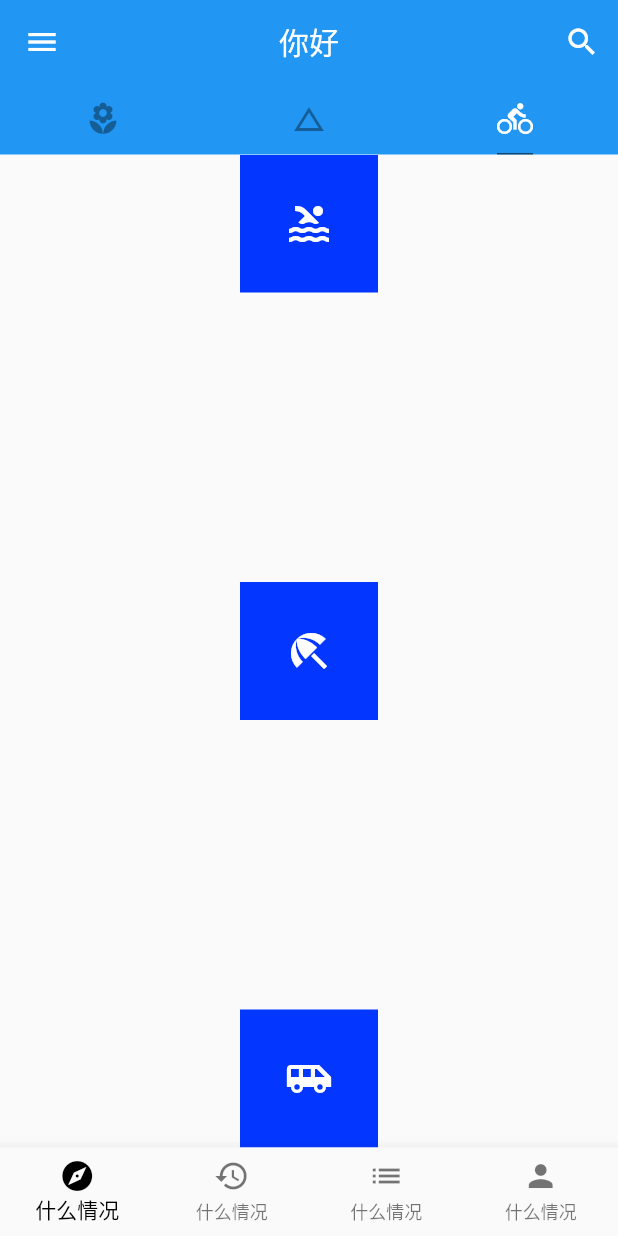
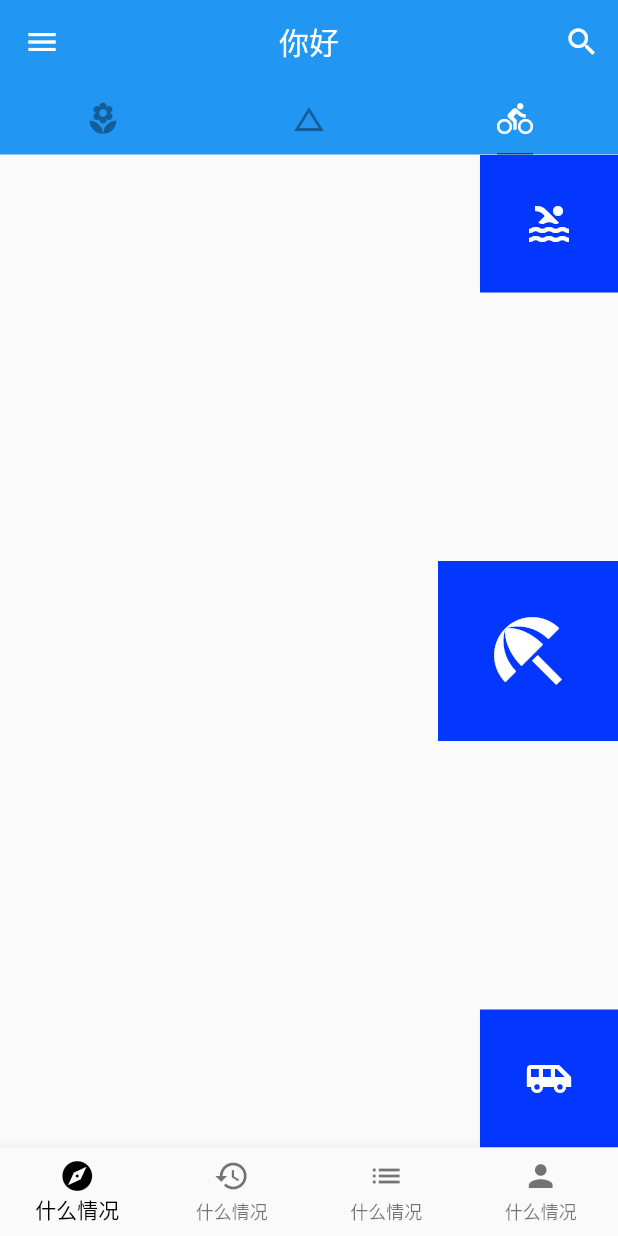
Before and after one commit to YuDongZhang/flutter_app_learn, a Flutter app: the Home screen opened directly, tab 3 chosen, on a phone screen of 412 x 824 dp. Run offline on Flutter 3.47's test engine with Material 2 defaults, Android fonts, the phone set to English and light mode, and no system bars; network calls fail.

Commit message:
row column crossAxisAlignment 交叉轴的属性,测试

```diff
--- a/lib/20-宁浩教程练习/demo/layout_demo.dart
+++ b/lib/20-宁浩教程练习/demo/layout_demo.dart
@@ -6,9 +6,10 @@ class LayoutDemo extends StatelessWidget{
     return Container(
       child:  Column(
         mainAxisAlignment: MainAxisAlignment.spaceBetween,//主轴
+        crossAxisAlignment: CrossAxisAlignment.end,
         children: [
           IconBadge(Icons.pool),
-          IconBadge(Icons.beach_access),
+          IconBadge(Icons.beach_access,size: 60,),
           IconBadge(Icons.airport_shuttle),
         ],
       ),
```
